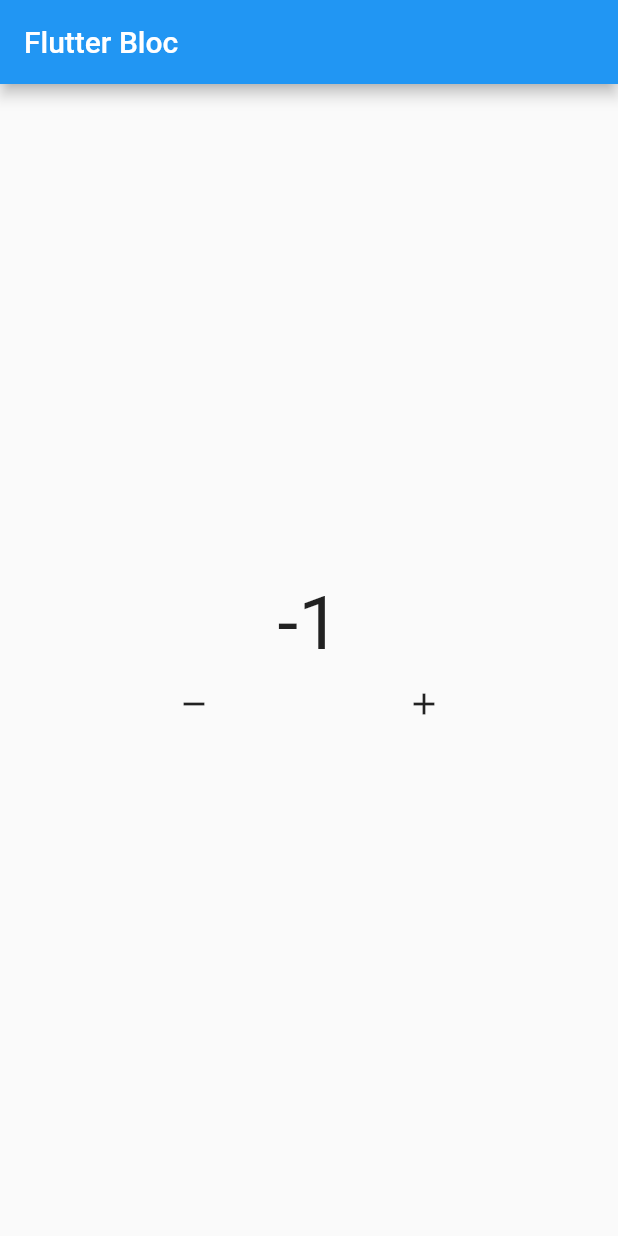
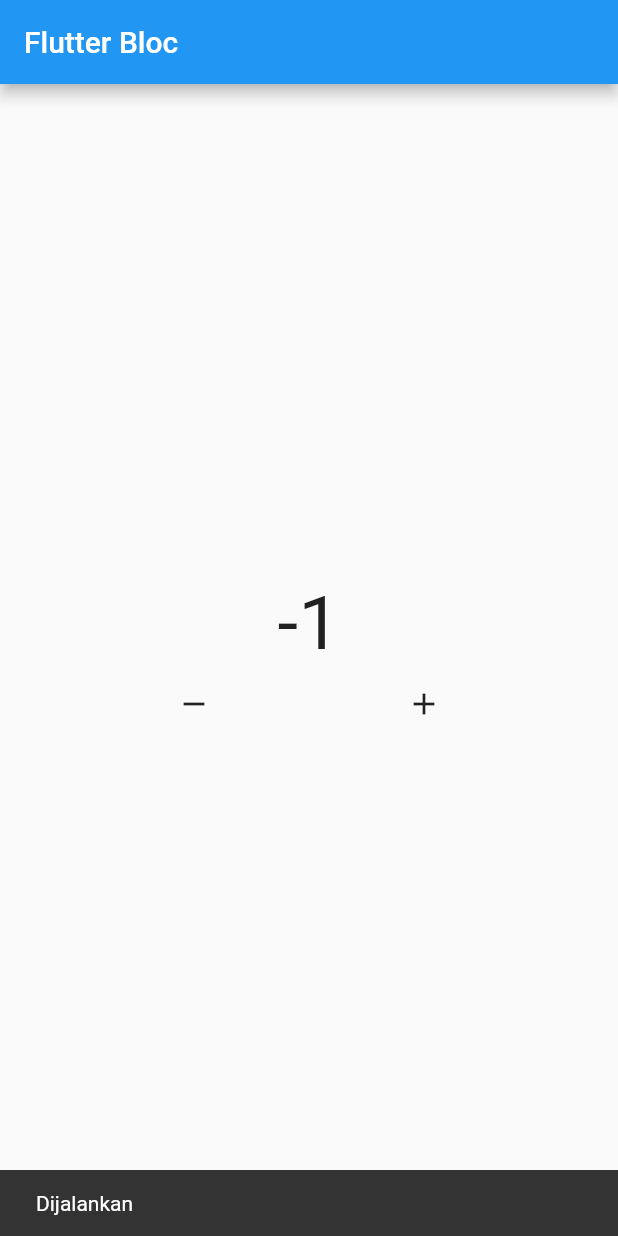
Before and after one commit to hnslmp/learn-bloc, a Flutter app: the screen it shows after launch, after a tap on the "remove" icon, on a phone screen of 412 x 824 dp. Run offline on Flutter 3.47's test engine with Material 2 defaults, Android fonts, the phone set to English and light mode, and no system bars; our stand-ins replace bloc, flutter_bloc.

```diff
--- a/lib/home.dart
+++ b/lib/home.dart
@@ -1,3 +1,5 @@
+// ignore_for_file: must_be_immutable
+
 import 'package:flutter/material.dart';
 import 'package:flutter_bloc/flutter_bloc.dart';
 import 'package:learn_bloc/bloc/counter.dart';
@@ -16,17 +18,24 @@ class HomePage extends StatelessWidget {
       body: Column(
         mainAxisAlignment: MainAxisAlignment.center,
         children: [
-          BlocBuilder(
+          BlocListener(
             bloc: myCounter,
-            buildWhen: (previous, current) {
+            listener: (context, state) {
+              ScaffoldMessenger.of(context)
+                  .showSnackBar(SnackBar(content: Text("Dijalankan")));
+            },
+            listenWhen: (previous, current) {
               return true;
             },
+            child: BlocBuilder(
+              bloc: myCounter,
               builder: (context, state) {
                 return Text(
                   "$state",
                   style: TextStyle(fontSize: 50),
                 );
               },
+            ),
           ),
           Row(
             mainAxisAlignment: MainAxisAlignment.spaceEvenly,
```
Lines whose indentation alone changed are shown as unchanged.
